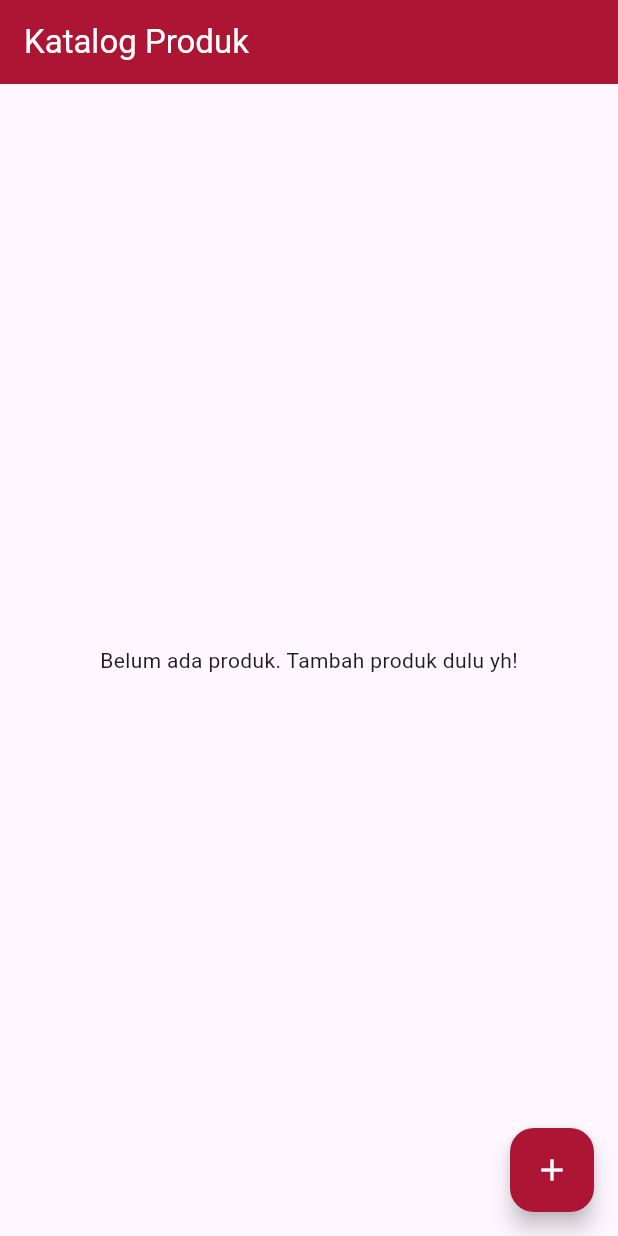
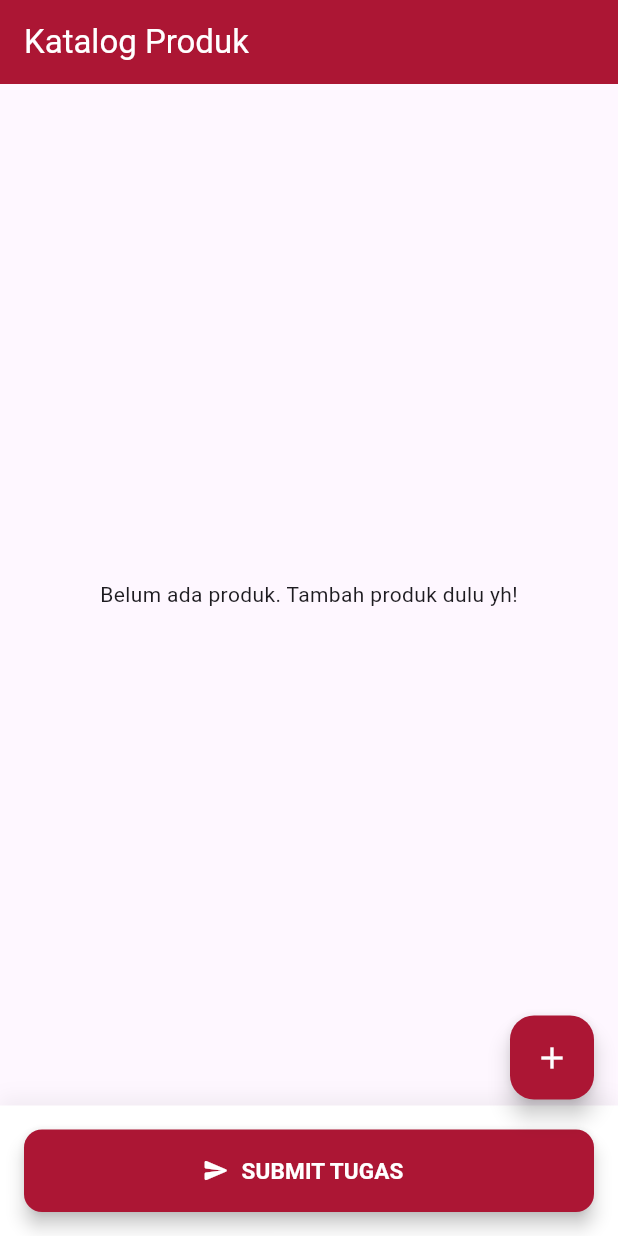
Before and after one commit to anjeliadwichy/tugas_pbm_1, a Flutter app: the CatalogPage screen opened directly, on a phone screen of 412 x 824 dp. Run offline on Flutter 3.47's test engine with Material 3 defaults, Android fonts, the phone set to English and light mode, and no system bars; our stand-ins replace flutter_secure_storage; accounts and stored records are empty; network calls fail.

Commit message:
update ui button submitt alhamdullilah

```diff
--- a/lib/catalog_page.dart
+++ b/lib/catalog_page.dart
@@ -4,6 +4,7 @@ import 'package:http/http.dart' as http;
 import 'package:flutter_secure_storage/flutter_secure_storage.dart';
 import 'product_model.dart';
 import 'add_product_page.dart';
+import 'submit_page.dart';
 
 class CatalogPage extends StatefulWidget {
   const CatalogPage({super.key});
@@ -66,7 +67,10 @@ class _CatalogPageState extends State<CatalogPage> {
       ),
       body: _isLoading
           ? const Center(child: CircularProgressIndicator())
-          : _products.isEmpty
+          : Column(
+              children: [
+                Expanded(
+                  child: _products.isEmpty
                       ? const Center(child: Text("Belum ada produk. Tambah produk dulu yh!"))
                       : ListView.builder(
                           padding: const EdgeInsets.all(16),
@@ -80,8 +84,8 @@ class _CatalogPageState extends State<CatalogPage> {
                               child: Container(
                                 decoration: BoxDecoration(
                                   borderRadius: BorderRadius.circular(15),
-                          gradient: LinearGradient(
-                            colors: [Colors.white, const Color(0xFFFCF4F6)],
+                                  gradient: const LinearGradient(
+                                    colors: [Colors.white, Color(0xFFFCF4F6)],
                                     begin: Alignment.topLeft,
                                     end: Alignment.bottomRight,
                                   ),
@@ -100,18 +104,13 @@ class _CatalogPageState extends State<CatalogPage> {
                                         child: Icon(Icons.shopping_bag, color: cardinal, size: 30),
                                       ),
                                       const SizedBox(width: 16),
-
                                       Expanded(
                                         child: Column(
                                           crossAxisAlignment: CrossAxisAlignment.start,
                                           children: [
                                             Text(
                                               item.name,
-                                      style: TextStyle(
-                                        color: rusticRed,
-                                        fontWeight: FontWeight.bold,
-                                        fontSize: 16,
-                                      ),
+                                              style: TextStyle(color: rusticRed, fontWeight: FontWeight.bold, fontSize: 16),
                                             ),
                                             const SizedBox(height: 4),
                                             Text(
@@ -123,24 +122,19 @@ class _CatalogPageState extends State<CatalogPage> {
                                             const SizedBox(height: 8),
                                             Text(
                                               "Rp ${item.price.toStringAsFixed(0)}",
-                                      style: TextStyle(
-                                        color: cardinal,
-                                        fontWeight: FontWeight.w900,
-                                        fontSize: 15,
-                                      ),
+                                              style: TextStyle(color: cardinal, fontWeight: FontWeight.w900, fontSize: 15),
                                             ),
                                           ],
                                         ),
                                       ),
-
                                       IconButton(
                                         icon: const Icon(Icons.delete_outline, color: Colors.red),
                                         onPressed: () {
                                           showDialog(
                                             context: context,
                                             builder: (context) => AlertDialog(
-                                      title: const Text('Yakin kamu mau hapus produk ini?🥺'),
-                                      content: const Text('Data ini akan dihapus dari katalogmu yawww.'),
+                                              title: const Text('Yakin hapus produk ini?🥺'),
+                                              content: const Text('Data akan dihapus dari katalogmu lhoo.'),
                                               actions: [
                                                 TextButton(
                                                   onPressed: () => Navigator.pop(context),
@@ -165,19 +159,61 @@ class _CatalogPageState extends State<CatalogPage> {
                             );
                           },
                         ),
-                floatingActionButton: FloatingActionButton(
-                  backgroundColor: const Color(0xFFAC1634),
+                ),
+                Container(
+                  padding: const EdgeInsets.all(16),
+                  decoration: BoxDecoration(
+                    color: Colors.white,
+                    boxShadow: [
+                      BoxShadow(
+                        color: Colors.black.withValues(alpha: 0.05),
+                        blurRadius: 10,
+                        offset: const Offset(0, -5),
+                      ),
+                    ],
+                  ),
+                  child: SizedBox(
+                    width: double.infinity,
+                    height: 55,
+                    child: ElevatedButton.icon(
+                      style: ElevatedButton.styleFrom(
+                        backgroundColor: cardinal,
+                        foregroundColor: Colors.white,
+                        shape: RoundedRectangleBorder(borderRadius: BorderRadius.circular(12)),
+                        elevation: 5,
+                      ),
+                      icon: const Icon(Icons.send_rounded),
+                      label: const Text(
+                        'SUBMIT TUGAS',
+                        style: TextStyle(fontWeight: FontWeight.bold, fontSize: 15),
+                      ),
+                      onPressed: () {
+                        Navigator.push(
+                          context,
+                          MaterialPageRoute(builder: (context) => const SubmitPage()),
+                        );
+                      },
+                    ),
+                  ),
+                ),
+              ],
+            ),
+      floatingActionButtonLocation: FloatingActionButtonLocation.endFloat,
+      floatingActionButton: Padding(
+        padding: const EdgeInsets.only(bottom: 75.0),
+        child: FloatingActionButton(
+          backgroundColor: cardinal,
           child: const Icon(Icons.add, color: Colors.white),
           onPressed: () async {
             final result = await Navigator.push(
               context,
               MaterialPageRoute(builder: (context) => AddProductPage()),
             );
-
             if (result == true) {
               _fetchProducts();
             }
           },
+        ),
       ),
     );
   }
```
Also changed, not shown: lib/submit_page.dart (added, +93 -0 lines), Screenshot_inputproduk.jpg (added), Screenshot_katalog.jpg, Screenshot_login.jpg, Screenshot_submittugas.jpg (added), Screenshot_tambah_produk.jpg (deleted). Lines whose indentation alone changed are shown as unchanged.
